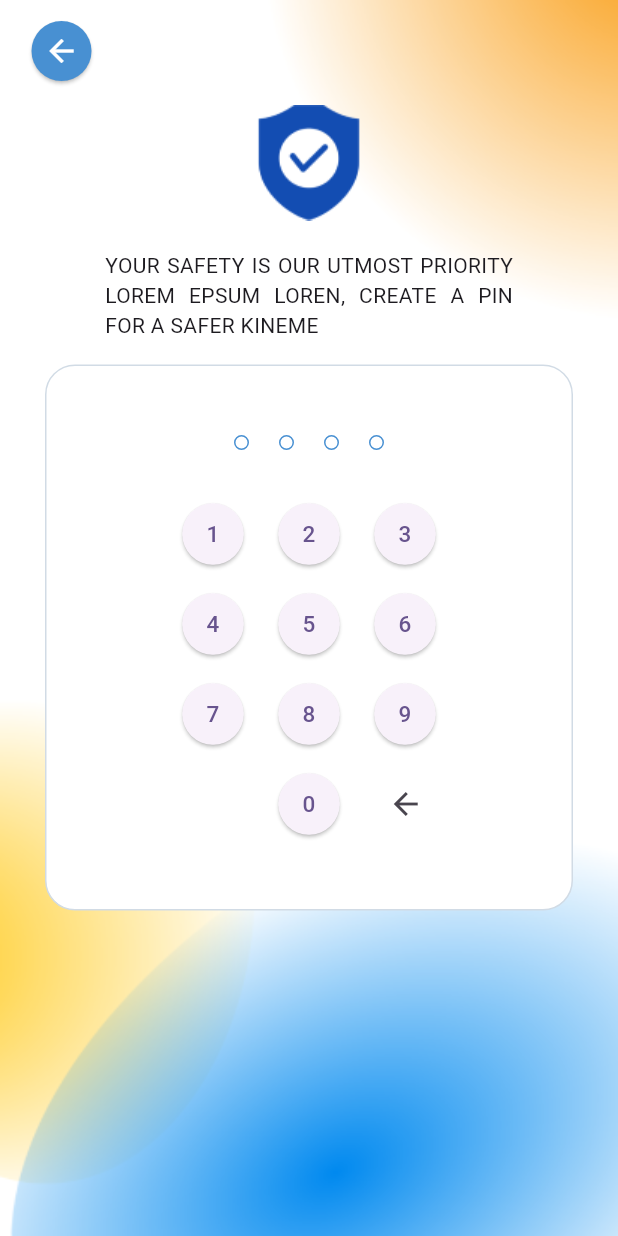
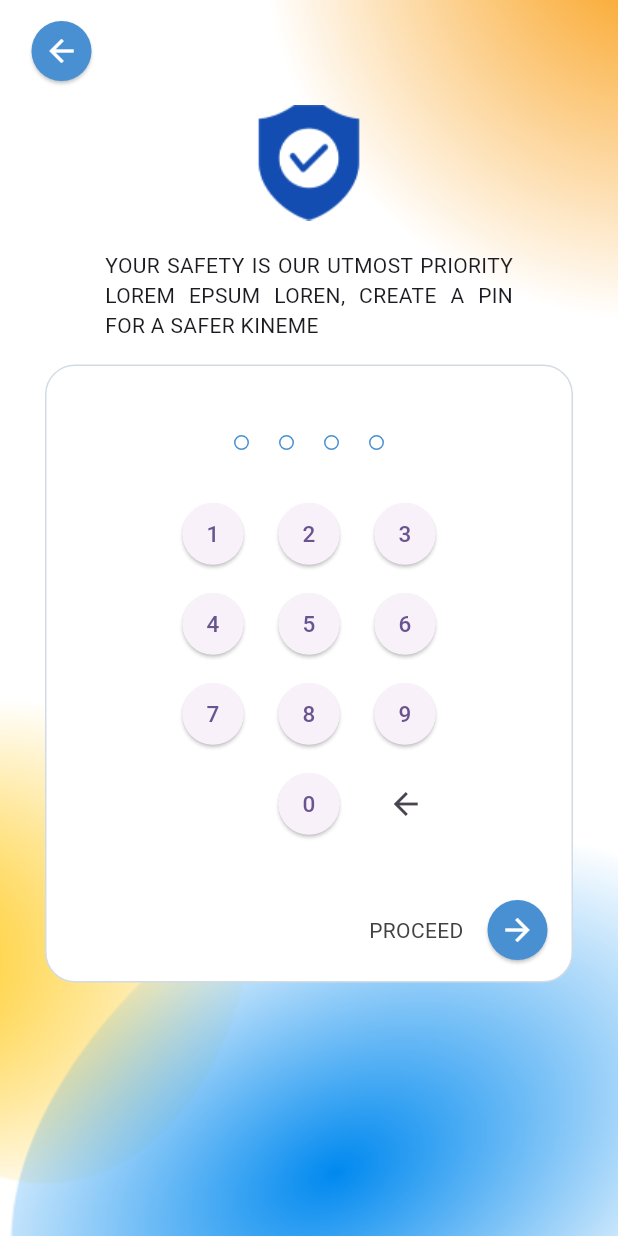
Before and after one commit to Hestice/payroll_viewer, a Flutter app: the PinScreen screen opened by its route, on a phone screen of 412 x 824 dp. Run offline on Flutter 3.47's test engine with Material 2 defaults, Android fonts, the phone set to English and light mode, and no system bars; our stand-ins replace go_router.

Commit message:
merge latest update

```diff
--- a/frontend/payroll_viewer/lib/screens/create_account_screen.dart
+++ b/frontend/payroll_viewer/lib/screens/create_account_screen.dart
@@ -139,7 +139,9 @@ class _CreateAccountScreenState extends State<CreateAccountScreen> {
                                   children: [
                                     GestureDetector(
                                       onTap: () {
+                                        GoRouter.of(context).go('/pin_screen');
                                         print('Proceed Clicked');
+                                        //implement proceed functionality
                                       },
                                       child: Text(
                                       'PROCEED',
@@ -154,6 +156,7 @@ class _CreateAccountScreenState extends State<CreateAccountScreen> {
                                       onPressed: () {
                                         GoRouter.of(context).go('/pin_screen');
                                         print('Proceed Button Clicked');
+                                        //implement proceed functionality
                                       },
                                       child: Icon(
                                         Icons.arrow_forward,
@@ -163,7 +166,7 @@ class _CreateAccountScreenState extends State<CreateAccountScreen> {
                                     ),
                                   ],
                                 ),
-                                SizedBox(height: 30.0),
+                                SizedBox(height: 10.0),
                                 ],
                               ),
                               ),
--- a/frontend/payroll_viewer/lib/screens/pin_screen.dart
+++ b/frontend/payroll_viewer/lib/screens/pin_screen.dart
@@ -68,9 +68,43 @@ class _PinScreenScreenState extends State<PinScreen> {
                         ),
                         borderRadius: BorderRadius.all(Radius.circular(20))
                       ),
-                      child: PinInputWidget(),
+                      child: Column(
+                        children: [
+                          PinInputWidget(),
+                          SizedBox(height: 30.0),
+                          Row(
+                            mainAxisAlignment: MainAxisAlignment.end,
+                            children: [
+                              GestureDetector(
+                                onTap: () {
+                                  print('Proceed Clicked');
+                                },
+                                child: Text(
+                                'PROCEED',
+                                  style: TextStyle(color: Colors.grey.shade800),
+                                ),
+                              ),
+                              ElevatedButton(
+                                style: ElevatedButton.styleFrom(
+                                  primary: Color(0xFF4890D2),
+                                  shape: CircleBorder(),
+                                ),
+                                onPressed: () {
+                                  // GoRouter.of(context).go('/pin_screen');
+                                  print('Proceed Button Clicked');
+                                },
+                                child: Icon(
+                                  Icons.arrow_forward,
+                                  color: Colors.white,
+                                  size: 24,
+                                ),
+                              ),
+                            ],
+                          ),
+                          SizedBox(height: 10,),
+                        ],
+                      ),
                     ),
-
                   ]
                 ),
             ]
@@ -160,7 +194,6 @@ class _PinInputWidgetState extends State<PinInputWidget> {
               )
             ],
           ),
-          SizedBox(height: 40,),
         ],
       ),
     );
```
